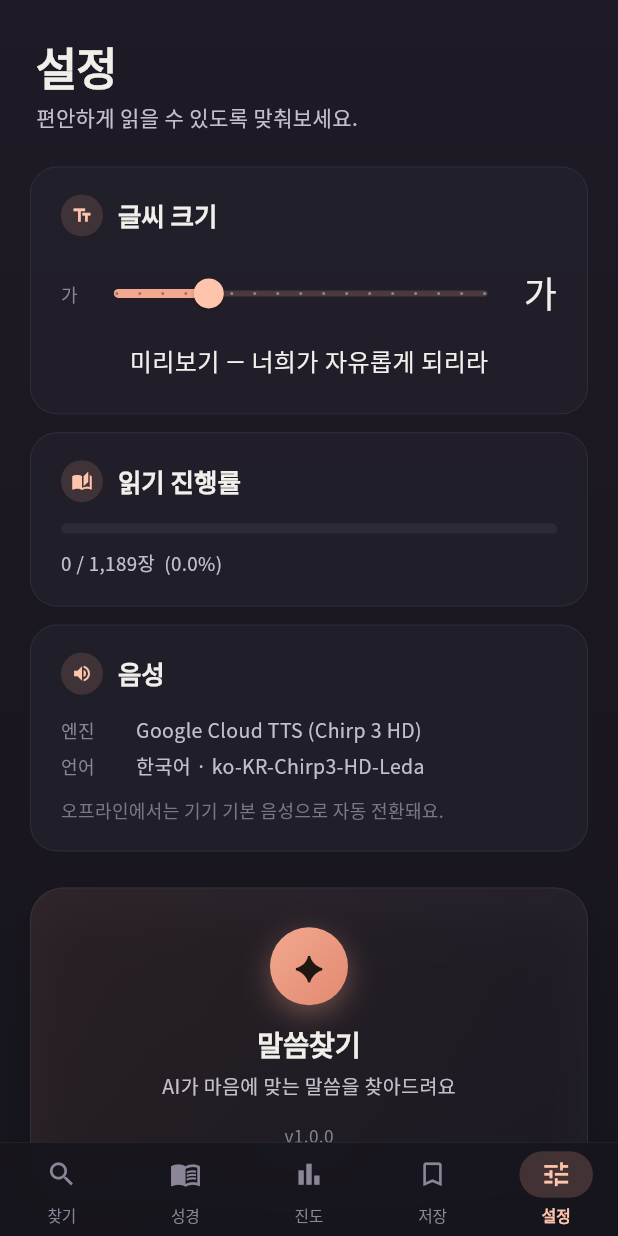
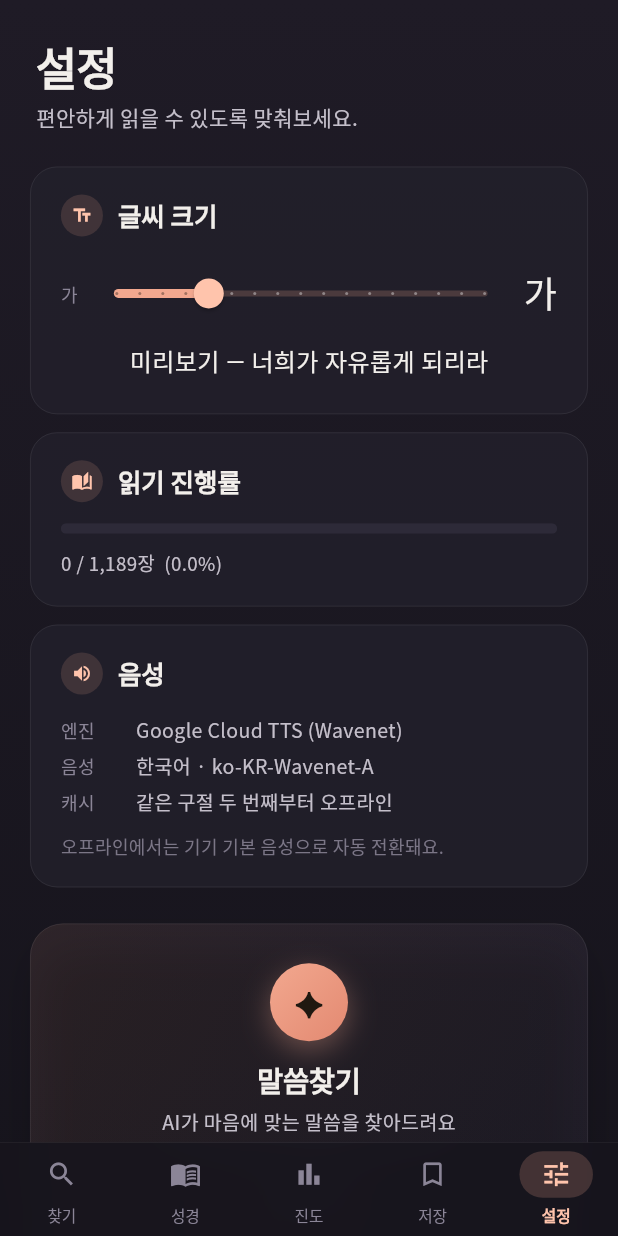
Before and after one commit to psh0825-max/bible-search-app, a Flutter app: the screen it shows after launch, item 5 of the bottom bar chosen, on a phone screen of 412 x 824 dp. Run offline on Flutter 3.47's test engine with Material 3 defaults, Android fonts, the phone set to English and light mode, and no system bars; our stand-ins replace audioplayers, flutter_riverpod, flutter_tts, google_fonts, permission_handler, share_plus and 3 more; accounts and stored records are empty; Roboto replaces fonts that are missing (Noto Serif Kr).

Commit message:
Wire AI home, fix permissions, downgrade TTS to Wavenet+cache
UX
- Replace orphan SearchScreen with HomeScreen as the primary "찾기" tab
  so the AI emotion-based search (greeting, mood chips, mic) is reachable.
  Keyword search moved to a small magnifier icon in the Reading tab header.

Voice input
- Add permission_handler ^11.3.0 and explicitly request RECORD_AUDIO on
  SpeechService.initialize so the system dialog actually appears.
- Migrate to SpeechListenOptions (new API).

TTS cost reduction
- Switch Google Cloud TTS voice from ko-KR-Chirp3-HD-Leda ($30/M) to
  ko-KR-Wavenet-A ($16/M) — ~47% per-character savings, near-identical
  quality for scripture narration.
- Add disk cache: first playback writes mp3 to tempDir/tts_cache/{hash}.mp3,
  subsequent plays of the same text are offline and free.
- Settings screen now reflects the actual engine/voice in use.

Android build
- Bump Gradle 8.3 → 8.9, AGP 8.1.0 → 8.6.0, Kotlin 1.8.22 → 2.1.0 so
  current flutter_tts/speech_to_text plugins compile.
- Enable core library desugaring (required by flutter_local_notifications).
- Declare RECORD_AUDIO, INTERNET, POST_NOTIFICATIONS, VIBRATE in manifest;
  add queries for RecognitionService and TTS_SERVICE (Android 11+).
- Set app label to "말씀찾기" (launcher icon name).

Co-Authored-By: Claude Opus 4.7 (1M context) <noreply@anthropic.com>

```diff
--- a/lib/screens/main_screen.dart
+++ b/lib/screens/main_screen.dart
@@ -1,5 +1,5 @@
 import 'package:flutter/material.dart';
-import 'search_screen.dart';
+import 'home_screen.dart';
 import 'reading_screen.dart';
 import 'reading_progress_screen.dart';
 import 'bookmarks_screen.dart';
@@ -16,8 +16,9 @@ class MainScreen extends StatefulWidget {
 class _MainScreenState extends State<MainScreen> {
   int _currentIndex = 0;
 
+  // 찾기 탭 = AI 감정 검색(HomeScreen). 키워드 검색은 성경 탭 헤더 돋보기로 접근.
   final _screens = const [
-    SearchScreen(),
+    HomeScreen(),
     ReadingScreen(),
     ReadingProgressScreen(),
     BookmarksScreen(),
--- a/lib/screens/settings_screen.dart
+++ b/lib/screens/settings_screen.dart
@@ -121,9 +121,11 @@ class SettingsScreen extends ConsumerWidget {
               child: Column(
                 crossAxisAlignment: CrossAxisAlignment.start,
                 children: [
-                  _kv('엔진', 'Google Cloud TTS (Chirp 3 HD)'),
+                  _kv('엔진', 'Google Cloud TTS (Wavenet)'),
                   const SizedBox(height: 4),
-                  _kv('언어', '한국어 · ko-KR-Chirp3-HD-Leda'),
+                  _kv('음성', '한국어 · ko-KR-Wavenet-A'),
+                  const SizedBox(height: 4),
+                  _kv('캐시', '같은 구절 두 번째부터 오프라인'),
                   const SizedBox(height: 10),
                   Text(
                     '오프라인에서는 기기 기본 음성으로 자동 전환돼요.',
--- a/pubspec.yaml
+++ b/pubspec.yaml
@@ -11,8 +11,8 @@ dependencies:
     sdk: flutter
   flutter_riverpod: ^2.4.9
   riverpod_annotation: ^2.3.3
-  speech_to_text: ^6.6.0
-  flutter_tts: ^3.8.5
+  speech_to_text: ^7.0.0
+  flutter_tts: ^4.0.0
   sqflite: ^2.3.2
   path: ^1.8.3
   http: ^1.2.0
@@ -25,6 +25,7 @@ dependencies:
   path_provider: ^2.1.2
   uuid: ^4.3.3
   url_launcher: ^6.3.2
+  permission_handler: ^11.3.0
 
 dev_dependencies:
   flutter_test:
```
Also changed, not shown: lib/screens/reading_screen.dart (+30 -1 lines), lib/services/speech_service.dart (+20 -3 lines), lib/services/tts_service.dart (+46 -20 lines), pubspec.lock, 4 other files.
